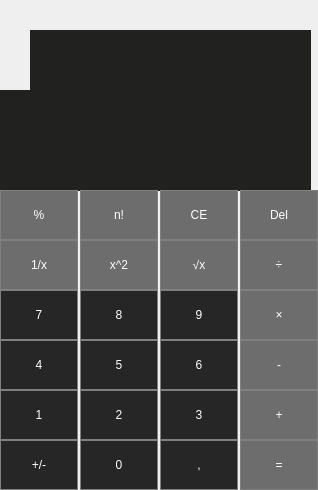
Maksatus/Calculator, file mainwindow.ui: the form before one commit.
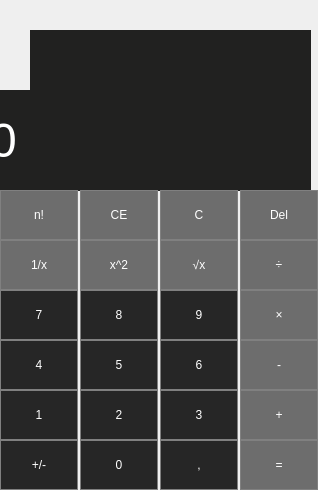
The form after the commit.

Diff of the .ui file:
```diff
--- a/mainwindow.ui
+++ b/mainwindow.ui
@@ -41,6 +41,15 @@
       <height>101</height>
      </rect>
     </property>
+    <property name="font">
+     <font>
+      <family>Arial</family>
+      <pointsize>36</pointsize>
+      <weight>9</weight>
+      <italic>false</italic>
+      <bold>false</bold>
+     </font>
+    </property>
     <property name="styleSheet">
      <string notr="true">QLabel {
 font: 75 36pt &quot;Arial&quot;;
@@ -586,7 +595,7 @@
    <widget class="QPushButton" name="pushButton_percent">
     <property name="geometry">
      <rect>
-      <x>0</x>
+      <x>80</x>
       <y>190</y>
       <width>78</width>
       <height>50</height>
@@ -604,13 +613,13 @@
 }</string>
     </property>
     <property name="text">
-     <string>%</string>
+     <string>CE</string>
     </property>
    </widget>
    <widget class="QPushButton" name="pushButton_fact">
     <property name="geometry">
      <rect>
-      <x>80</x>
+      <x>0</x>
       <y>190</y>
       <width>78</width>
       <height>50</height>
@@ -682,7 +691,7 @@
 }</string>
     </property>
     <property name="text">
-     <string>CE</string>
+     <string>C</string>
     </property>
    </widget>
    <widget class="QLabel" name="result_history">
```
Left out of the diff: 2 changed lines with no effect on the pictures.
